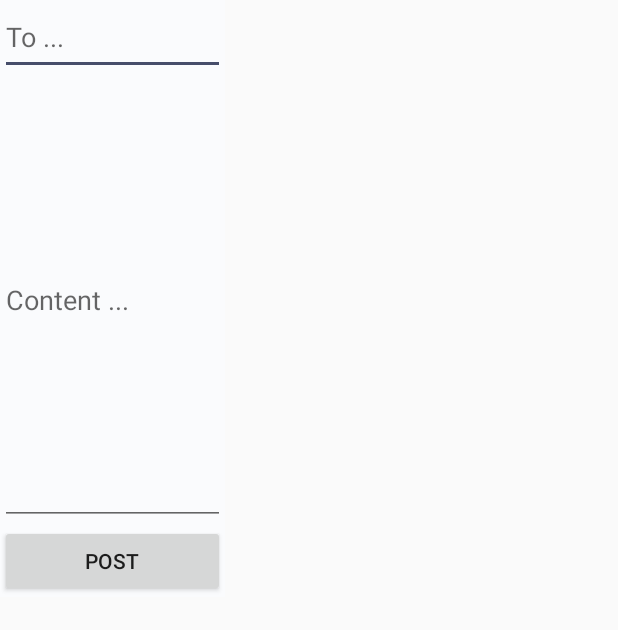
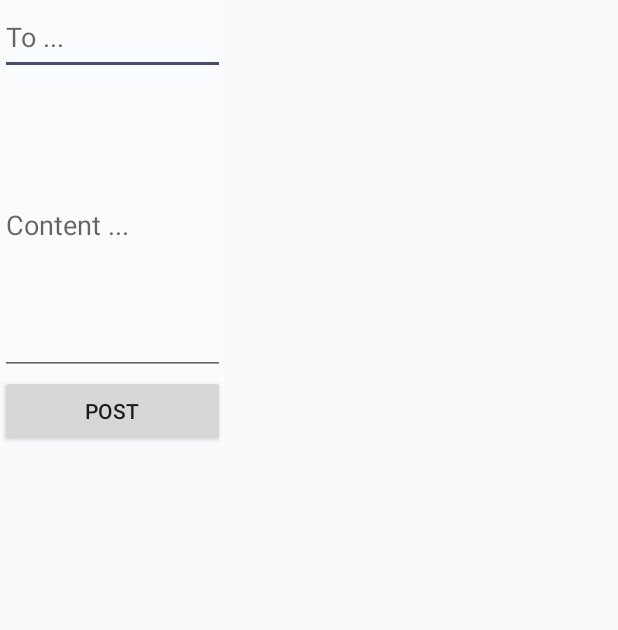
Before and after one commit to chaquo/chaquopy-console, an Android app: the layout activity_send_message.xml on its own in the app's theme, with its tools: preview values and no code run, on a phone screen of 412 x 824 dp. Shown: the top 630 px of the screen. Run offline under Robolectric (Android 15) with nearby library versions, the light colour scheme and no system bars.

Commit message:
minor GUI change

```diff
--- a/app/src/main/res/layout/activity_send_message.xml
+++ b/app/src/main/res/layout/activity_send_message.xml
@@ -17,7 +17,7 @@
     <EditText
         android:id="@+id/send_post_content"
         android:layout_width="match_parent"
-        android:layout_height="300dp"
+        android:layout_height="200dp"
         android:hint="Content ..."
         tools:ignore="LabelFor">
     </EditText>
```
